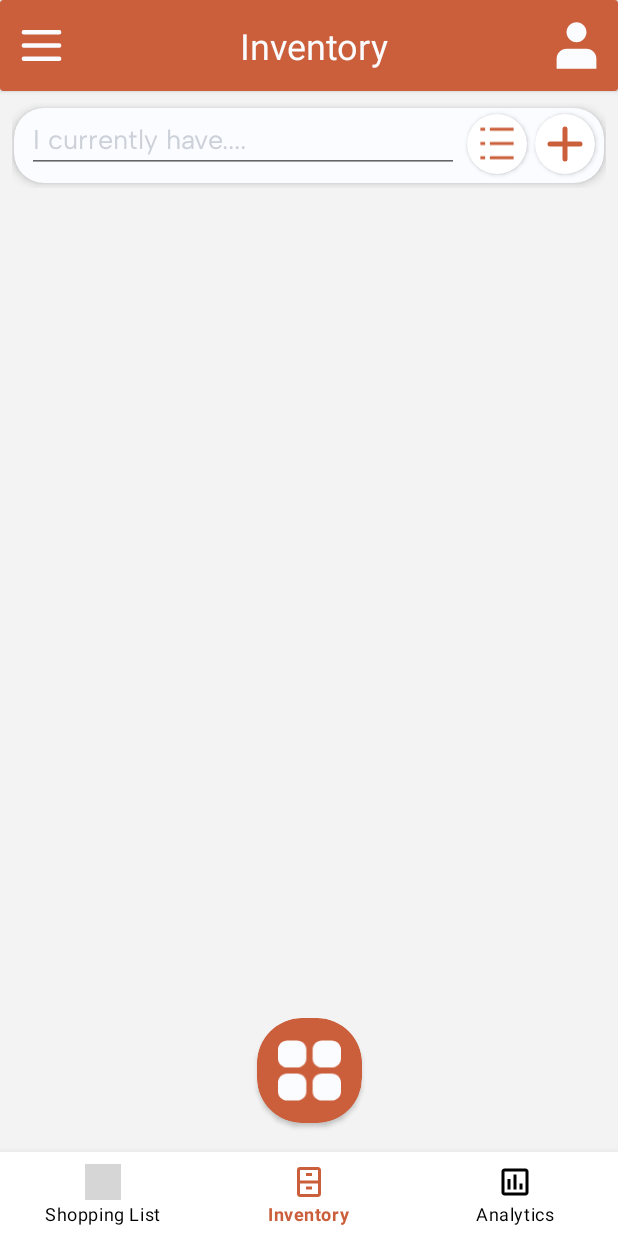
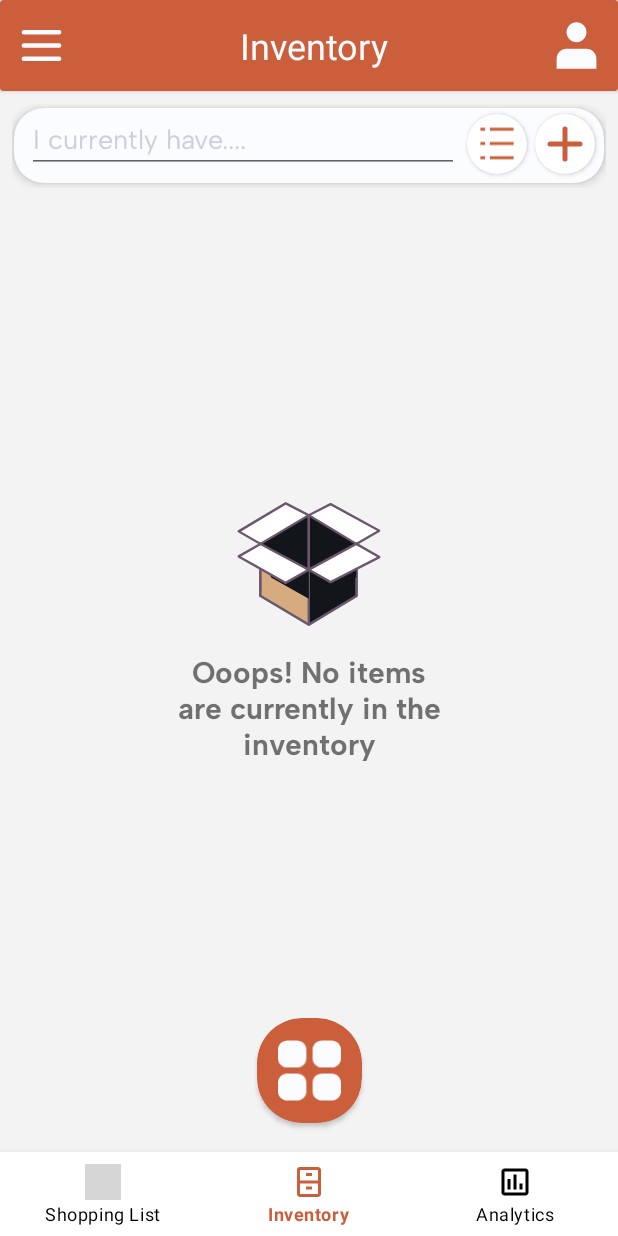
Before and after one commit to oduwairi/SmartShoppingList-NEU, an Android app: the InventoryFragment screen opened through its navigation route, on a phone screen of 412 x 824 dp. Run offline under Robolectric (Android 15) with nearby library versions, the phone set to English and light mode, and no system bars; our stand-ins replace navigation-ui; Roboto replaces fonts that are not available here; grey boxes are pictures that could not be loaded.

```diff
--- /dev/null
+++ b/app/src/main/java/com/iriawud/smartshoppinglist/ui/ItemViewModel.kt
@@ -0,0 +1,7 @@
+package com.iriawud.smartshoppinglist.ui
+
+import com.iriawud.smartshoppinglist.ui.home.ShoppingItem
+
+interface ItemViewModel {
+    fun addItem(item: ShoppingItem)
+}
--- a/app/src/main/java/com/iriawud/smartshoppinglist/ui/ShoppingUtils.kt
+++ b/app/src/main/java/com/iriawud/smartshoppinglist/ui/ShoppingUtils.kt
@@ -6,6 +6,7 @@ import android.view.View
 import android.view.ViewGroup
 import android.widget.EditText
 import androidx.cardview.widget.CardView
+import androidx.recyclerview.widget.RecyclerView
 import com.google.android.material.slider.Slider
 import com.iriawud.smartshoppinglist.ui.home.ShoppingItem
 import com.iriawud.smartshoppinglist.ui.home.ShoppingViewModel
@@ -99,11 +100,23 @@ object ShoppingUtils {
         return !isCardExpanded
     }
 
+    fun updateEmptyStateView(
+        emptyStateView: View,
+        recyclerView: RecyclerView,
+        isEmptyCheck: () -> Boolean
+    ) {
+        if (isEmptyCheck()) {
+            emptyStateView.visibility = View.VISIBLE
+            recyclerView.visibility = View.GONE
+        } else {
+            emptyStateView.visibility = View.GONE
+            recyclerView.visibility = View.VISIBLE
+        }
+    }
+
     private fun dpToPx(dp: Float, context: Context): Int {
         return (dp * (context.resources.displayMetrics.densityDpi.toFloat() / 160f)).toInt()
     }
+
+
 }
-
-interface ItemViewModel {
-    fun addItem(item: ShoppingItem)
-}
--- a/app/src/main/java/com/iriawud/smartshoppinglist/ui/dashboard/InventoryFragment.kt
+++ b/app/src/main/java/com/iriawud/smartshoppinglist/ui/dashboard/InventoryFragment.kt
@@ -7,6 +7,7 @@ import android.view.ViewGroup
 import androidx.fragment.app.Fragment
 import androidx.lifecycle.ViewModelProvider
 import androidx.recyclerview.widget.LinearLayoutManager
+import com.iriawud.smartshoppinglist.R
 import com.iriawud.smartshoppinglist.databinding.FragmentInventoryBinding
 import com.iriawud.smartshoppinglist.ui.ShoppingUtils
 
@@ -40,6 +41,14 @@ class InventoryFragment : Fragment() {
             adapter.updateItems(updatedList)
         }
 
+        viewModel.items.observe(viewLifecycleOwner) { items ->
+            adapter.updateItems(items)
+            ShoppingUtils.updateEmptyStateView(
+                emptyStateView = binding.root.findViewById(R.id.emptyStateView),
+                recyclerView = binding.inventoryRecyclerView,
+                isEmptyCheck = { items.isEmpty() })
+        }
+
         binding.buttonAddItem.setOnClickListener {
             ShoppingUtils.addItem(
                 binding.editTextNewItemInventory.text.toString().trim(),
@@ -52,7 +61,6 @@ class InventoryFragment : Fragment() {
                 listOf(
                     binding.editTextNewItemInventory,
                     binding.quantityEditText,
-                    binding.quantityUnitEditText,
                     binding.costEditText,
                     binding.costUnitEditText
                 ),
--- a/app/src/main/java/com/iriawud/smartshoppinglist/ui/home/ShoppingFragment.kt
+++ b/app/src/main/java/com/iriawud/smartshoppinglist/ui/home/ShoppingFragment.kt
@@ -5,6 +5,9 @@ import android.os.Bundle
 import android.view.LayoutInflater
 import android.view.View
 import android.view.ViewGroup
+import android.widget.ArrayAdapter
+import android.widget.AutoCompleteTextView
+import android.widget.Spinner
 import androidx.fragment.app.Fragment
 import androidx.lifecycle.ViewModelProvider
 import androidx.recyclerview.widget.ItemTouchHelper
@@ -38,6 +41,14 @@ class ShoppingFragment : Fragment() {
     override fun onViewCreated(view: View, savedInstanceState: Bundle?) {
         super.onViewCreated(view, savedInstanceState)
 
+        // List of units
+        val units = listOf("kg", "lbs", "oz", "pcs", "l", "gal", "pack", "dozen")
+        val adapterUnits = ArrayAdapter(requireContext(), android.R.layout.simple_spinner_item, units)
+        adapterUnits.setDropDownViewResource(android.R.layout.simple_spinner_dropdown_item)
+        // Set up the Spinner
+        val quantityUnitSpinner: Spinner = view.findViewById(R.id.quantityUnitSpinner)
+        quantityUnitSpinner.adapter = adapterUnits
+
         viewModel = ViewModelProvider(this)[ShoppingViewModel::class.java]
 
         adapter = ShoppingAdapter(mutableListOf<ShoppingItem>())
@@ -50,7 +61,10 @@ class ShoppingFragment : Fragment() {
 
         viewModel.items.observe(viewLifecycleOwner) { items ->
             adapter.updateItems(items)
-            updateEmptyStateView()
+            ShoppingUtils.updateEmptyStateView(
+                emptyStateView = binding.root.findViewById(R.id.emptyStateView),
+                recyclerView = binding.shoppingRecyclerView,
+                isEmptyCheck = { items.isEmpty() })
         }
 
         // Setup swipe functionality using the ShoppingCardSwiper class
@@ -72,7 +86,7 @@ class ShoppingFragment : Fragment() {
             ShoppingUtils.addItem(
                 binding.editTextNewItem.text.toString().trim(),
                 binding.quantityEditText.text.toString().trim(),
-                binding.quantityUnitEditText.text.toString().trim(),
+                binding.quantityUnitSpinner.selectedItem.toString().trim(),
                 binding.costEditText.text.toString().trim(),
                 binding.costUnitEditText.text.toString().trim(),
                 binding.prioritySlider.value.toInt(),
@@ -80,7 +94,6 @@ class ShoppingFragment : Fragment() {
                 listOf(
                     binding.editTextNewItem,
                     binding.quantityEditText,
-                    binding.quantityUnitEditText,
                     binding.costEditText,
                     binding.costUnitEditText
                 ),
@@ -108,17 +121,6 @@ class ShoppingFragment : Fragment() {
         }
     }
 
-    private fun updateEmptyStateView() {
-        val emptyStateView = binding.root.findViewById<View>(R.id.emptyStateView)
-        if (viewModel.isItemListEmpty()) {
-            emptyStateView.visibility = View.VISIBLE
-            binding.shoppingRecyclerView.visibility = View.GONE
-        } else {
-            emptyStateView.visibility = View.GONE
-            binding.shoppingRecyclerView.visibility = View.VISIBLE
-        }
-    }
-
     override fun onDestroyView() {
         super.onDestroyView()
         _binding = null
--- a/app/src/main/java/com/iriawud/smartshoppinglist/ui/home/ShoppingViewModel.kt
+++ b/app/src/main/java/com/iriawud/smartshoppinglist/ui/home/ShoppingViewModel.kt
@@ -1,6 +1,5 @@
 package com.iriawud.smartshoppinglist.ui.home
 
-import androidx.appcompat.view.menu.MenuView.ItemView
 import androidx.lifecycle.LiveData
 import androidx.lifecycle.MutableLiveData
 import androidx.lifecycle.ViewModel
@@ -36,8 +35,4 @@ class ShoppingViewModel : ViewModel(), ItemViewModel {
     fun markItemAsDone(item: ShoppingItem) {
         // Update the item's status in the repository
     }
-
-    fun isItemListEmpty(): Boolean {
-        return _items.value.isNullOrEmpty()
-    }
 }
--- /dev/null
+++ b/app/src/main/res/drawable/empty_box_svgrepo_com.xml
@@ -0,0 +1,54 @@
+<vector xmlns:android="http://schemas.android.com/apk/res/android"
+    android:width="800dp"
+    android:height="800dp"
+    android:viewportWidth="1024"
+    android:viewportHeight="1024">
+  <path
+      android:pathData="M660,103.2l-149.6,76 2.4,1.6 -2.4,-1.6 -157.6,-80.8L32,289.6l148.8,85.6v354.4l329.6,-175.2 324.8,175.2V375.2L992,284.8z"
+      android:fillColor="#FFFFFF"/>
+  <path
+      android:pathData="M180.8,737.6c-1.6,0 -3.2,0 -4,-0.8 -2.4,-1.6 -4,-4 -4,-7.2V379.2L28,296c-2.4,-0.8 -4,-4 -4,-6.4s1.6,-5.6 4,-7.2l320.8,-191.2c2.4,-1.6 5.6,-1.6 8,0l154.4,79.2L656,96c2.4,-1.6 4.8,-0.8 7.2,0l332,181.6c2.4,1.6 4,4 4,7.2s-1.6,5.6 -4,7.2l-152.8,88v350.4c0,3.2 -1.6,5.6 -4,7.2 -2.4,1.6 -5.6,1.6 -8,0l-320,-174.4 -325.6,173.6c-1.6,0.8 -2.4,0.8 -4,0.8zM48,289.6L184.8,368c2.4,1.6 4,4 4,7.2v341.6l317.6,-169.6c2.4,-1.6 5.6,-1.6 7.2,0l312.8,169.6V375.2c0,-3.2 1.6,-5.6 4,-7.2L976,284.8 659.2,112.8 520,183.2c0,0.8 -0.8,0.8 -0.8,1.6 -2.4,4 -7.2,4.8 -11.2,2.4l-1.6,-1.6h-0.8l-152.8,-78.4L48,289.6z"
+      android:fillColor="#6A576D"/>
+  <path
+      android:pathData="M510.4,179.2l324.8,196v354.4L510.4,554.4z"
+      android:fillColor="#121519"/>
+  <path
+      android:pathData="M510.4,179.2L180.8,375.2v354.4l329.6,-175.2z"
+      android:fillColor="#121519"/>
+  <path
+      android:pathData="M835.2,737.6c-1.6,0 -2.4,0 -4,-0.8l-324.8,-176c-2.4,-1.6 -4,-4 -4,-7.2V179.2c0,-3.2 1.6,-5.6 4,-7.2 2.4,-1.6 5.6,-1.6 8,0L839.2,368c2.4,1.6 4,4 4,7.2v355.2c0,3.2 -1.6,5.6 -4,7.2h-4zM518.4,549.6l308.8,167.2V379.2L518.4,193.6v356z"
+      android:fillColor="#6A576D"/>
+  <path
+      android:pathData="M180.8,737.6c-1.6,0 -3.2,0 -4,-0.8 -2.4,-1.6 -4,-4 -4,-7.2L172.8,375.2c0,-3.2 1.6,-5.6 4,-7.2l329.6,-196c2.4,-1.6 5.6,-1.6 8,0 2.4,1.6 4,4 4,7.2v375.2c0,3.2 -1.6,5.6 -4,7.2l-329.6,176h-4zM188.8,379.2v337.6l313.6,-167.2L502.4,193.6L188.8,379.2z"
+      android:fillColor="#6A576D"/>
+  <path
+      android:pathData="M510.4,550.4L372,496 180.8,374.4v355.2l329.6,196 324.8,-196V374.4L688.8,483.2z"
+      android:fillColor="#D6AB7F"/>
+  <path
+      android:pathData="M510.4,933.6c-1.6,0 -3.2,0 -4,-0.8L176.8,736.8c-2.4,-1.6 -4,-4 -4,-7.2L172.8,374.4c0,-3.2 1.6,-5.6 4,-7.2 2.4,-1.6 5.6,-1.6 8,0L376,488.8l135.2,53.6 174.4,-66.4L830.4,368c2.4,-1.6 5.6,-2.4 8,-0.8 2.4,1.6 4,4 4,7.2v355.2c0,3.2 -1.6,5.6 -4,7.2l-324.8,196s-1.6,0.8 -3.2,0.8zM188.8,725.6l321.6,191.2 316.8,-191.2L827.2,390.4L693.6,489.6c-0.8,0.8 -1.6,0.8 -1.6,0.8l-178.4,68c-1.6,0.8 -4,0.8 -5.6,0L369.6,504c-0.8,0 -0.8,-0.8 -1.6,-0.8L188.8,389.6v336z"
+      android:fillColor="#6A576D"/>
+  <path
+      android:pathData="M510.4,925.6l324.8,-196V374.4L665.6,495.2l-155.2,55.2z"
+      android:fillColor="#121519"/>
+  <path
+      android:pathData="M510.4,933.6c-1.6,0 -2.4,0 -4,-0.8 -2.4,-1.6 -4,-4 -4,-7.2L502.4,550.4c0,-3.2 2.4,-6.4 5.6,-7.2L662.4,488l168,-120c2.4,-1.6 5.6,-1.6 8,-0.8 2.4,1.6 4,4 4,7.2v355.2c0,3.2 -1.6,5.6 -4,7.2l-324.8,196s-1.6,0.8 -3.2,0.8zM518.4,556v355.2l308.8,-185.6L827.2,390.4L670.4,501.6c-0.8,0.8 -1.6,0.8 -1.6,0.8l-150.4,53.6z"
+      android:fillColor="#6A576D"/>
+  <path
+      android:pathData="M252.8,604l257.6,145.6V550.4l-147.2,-49.6 -182.4,-126.4z"
+      android:fillColor="#121519"/>
+  <path
+      android:pathData="M32,460l148.8,-85.6 329.6,176L352,640.8z"
+      android:fillColor="#FFFFFF"/>
+  <path
+      android:pathData="M659.2,693.6l176,-90.4V375.2L692,480.8l-179.2,68 -2.4,1.6z"
+      android:fillColor="#121519"/>
+  <path
+      android:pathData="M510.4,550.4l148.8,85.6L992,464.8l-156.8,-89.6z"
+      android:fillColor="#FFFFFF"/>
+  <path
+      android:pathData="M352,648.8c-1.6,0 -2.4,0 -4,-0.8l-320,-180.8c-2.4,-1.6 -4,-4 -4,-7.2s1.6,-5.6 4,-7.2L176.8,368c2.4,-1.6 5.6,-1.6 8,0l329.6,176c2.4,1.6 4,4 4,7.2s-1.6,5.6 -4,7.2L356,648c-0.8,0.8 -2.4,0.8 -4,0.8zM48,460L352,632l141.6,-80.8L180.8,384 48,460z"
+      android:fillColor="#6A576D"/>
+  <path
+      android:pathData="M659.2,644c-1.6,0 -2.4,0 -4,-0.8L506.4,557.6c-2.4,-1.6 -4,-4 -4,-7.2s1.6,-5.6 4,-7.2l324.8,-176c2.4,-1.6 5.6,-1.6 8,0l156.8,90.4c2.4,1.6 4,4 4,7.2s-1.6,5.6 -4,7.2L663.2,643.2c-1.6,0.8 -2.4,0.8 -4,0.8zM527.2,550.4l132.8,76L976,464l-141.6,-80 -307.2,166.4z"
+      android:fillColor="#6A576D"/>
+</vector>
--- /dev/null
+++ b/app/src/main/res/layout/empty_inventory.xml
@@ -0,0 +1,51 @@
+<?xml version="1.0" encoding="utf-8"?>
+<androidx.constraintlayout.widget.ConstraintLayout xmlns:android="http://schemas.android.com/apk/res/android"
+    xmlns:app="http://schemas.android.com/apk/res-auto"
+    android:layout_width="match_parent"
+    android:layout_height="match_parent">
+
+    <androidx.cardview.widget.CardView
+        android:id="@+id/noItemsCard"
+        android:layout_width="0dp"
+        android:layout_height="wrap_content"
+        android:layout_marginStart="100dp"
+        android:layout_marginEnd="100dp"
+        app:cardBackgroundColor="@color/white_background"
+        app:cardElevation="0dp"
+        app:layout_constraintBottom_toBottomOf="parent"
+        app:layout_constraintEnd_toEndOf="parent"
+        app:layout_constraintStart_toStartOf="parent"
+        app:layout_constraintTop_toTopOf="parent">
+
+        <androidx.constraintlayout.widget.ConstraintLayout
+            android:layout_width="match_parent"
+            android:layout_height="match_parent">
+
+            <TextView
+                android:id="@+id/textView2"
+                android:layout_width="wrap_content"
+                android:layout_height="wrap_content"
+                android:layout_marginTop="10dp"
+                android:fontFamily="@font/albert_sans_bold"
+                android:gravity="center"
+                android:text="Ooops! No items are currently in the inventory"
+                android:textSize="20sp"
+                app:layout_constraintEnd_toEndOf="parent"
+                app:layout_constraintStart_toStartOf="parent"
+                app:layout_constraintTop_toBottomOf="@id/imageView7" />
+
+            <ImageView
+                android:id="@+id/imageView7"
+                android:layout_width="100dp"
+                android:layout_height="100dp"
+                android:layout_marginStart="10dp"
+                android:layout_marginTop="10dp"
+                android:layout_marginEnd="10dp"
+                app:layout_constraintEnd_toEndOf="parent"
+                app:layout_constraintStart_toStartOf="parent"
+                app:layout_constraintTop_toTopOf="parent"
+                app:srcCompat="@drawable/empty_box_svgrepo_com" />
+        </androidx.constraintlayout.widget.ConstraintLayout>
+
+    </androidx.cardview.widget.CardView>
+</androidx.constraintlayout.widget.ConstraintLayout>
--- a/app/src/main/res/layout/fragment_inventory.xml
+++ b/app/src/main/res/layout/fragment_inventory.xml
@@ -144,6 +144,13 @@
         app:layout_constraintEnd_toEndOf="parent"
         app:layout_constraintStart_toStartOf="parent"
         app:layout_constraintTop_toBottomOf="@id/editTextNewItemInventory" />
+
+    <include
+        android:id="@+id/emptyStateView"
+        layout="@layout/empty_inventory"
+        android:visibility="gone"
+        app:layout_constraintStart_toStartOf="parent"
+        app:layout_constraintTop_toTopOf="parent" />
 
     <androidx.cardview.widget.CardView
         android:id="@+id/buttonItemDetails"
--- a/app/src/main/res/layout/fragment_shopping.xml
+++ b/app/src/main/res/layout/fragment_shopping.xml
@@ -249,7 +249,7 @@
         <androidx.cardview.widget.CardView
             android:id="@+id/expandableCardInputs"
             android:layout_width="0dp"
-            android:layout_height="50dp"
+            android:layout_height="wrap_content"
             android:layout_marginStart="1dp"
             android:layout_marginTop="3dp"
             android:layout_marginEnd="1dp"
@@ -415,24 +415,21 @@
 
                 <androidx.cardview.widget.CardView
                     android:id="@+id/quantityUnitEditCard"
-                    android:layout_width="wrap_content"
-                    android:layout_height="wrap_content"
+                    android:layout_width="0dp"
+                    android:layout_height="0dp"
                     android:layout_marginStart="10dp"
-                    android:layout_marginTop="75dp"
                     app:cardCornerRadius="6dp"
+                    app:layout_constraintBottom_toBottomOf="@id/quantityEditCard"
+                    app:layout_constraintEnd_toEndOf="@id/costUnitEditCard"
                     app:layout_constraintStart_toEndOf="@id/quantityEditCard"
-                    app:layout_constraintTop_toTopOf="parent">
+                    app:layout_constraintTop_toTopOf="@id/quantityEditCard">
 
-                    <EditText
-                        android:id="@+id/quantityUnitEditText"
+                    <Spinner
+                        android:id="@+id/quantityUnitSpinner"
                         android:layout_width="wrap_content"
                         android:layout_height="wrap_content"
-                        android:background="@null"
-                        android:ems="4"
-                        android:hint="Unit "
-                        android:inputType="text"
-                        android:padding="5dp"
-                        android:textColorHint="@color/hint_text" />
+                        android:spinnerMode="dropdown" />
+
                 </androidx.cardview.widget.CardView>
 
                 <androidx.cardview.widget.CardView
@@ -452,7 +449,7 @@
                         android:background="@null"
                         android:ems="7"
                         android:hint="Quantity"
-                        android:inputType="number"
+                        android:inputType="numberDecimal"
                         android:padding="5dp"
                         android:textColorHint="@color/hint_text" />
                 </androidx.cardview.widget.CardView>
@@ -510,8 +507,9 @@
                     android:layout_width="wrap_content"
                     android:layout_height="wrap_content"
                     android:layout_marginTop="-7dp"
+                    android:layout_marginEnd="5dp"
                     android:orientation="horizontal"
-                    app:layout_constraintStart_toEndOf="@id/quantityUnitEditCard"
+                    app:layout_constraintEnd_toEndOf="parent"
                     app:layout_constraintTop_toTopOf="@id/quantityUnitEditCard">
 
                     <RadioButton
@@ -566,7 +564,7 @@
                         android:background="@null"
                         android:ems="7"
                         android:hint="Cost"
-                        android:inputType="number"
+                        android:inputType="numberDecimal"
                         android:padding="5dp"
                         android:textColorHint="@color/hint_text" />
                 </androidx.cardview.widget.CardView>
@@ -649,7 +647,7 @@
                         android:background="@null"
                         android:ems="5"
                         android:hint="Frequency"
-                        android:inputType="number"
+                        android:inputType="numberDecimal"
                         android:padding="5dp"
                         android:textColorHint="@color/hint_text" />
                 </androidx.cardview.widget.CardView>
--- a/app/src/main/res/layout/inventory_category_card.xml
+++ b/app/src/main/res/layout/inventory_category_card.xml
@@ -23,16 +23,6 @@
             android:layout_width="match_parent"
             android:layout_height="match_parent">
 
-            <androidx.gridlayout.widget.GridLayout
-                android:id="@+id/inventoryItemGridLayout"
-                android:layout_width="match_parent"
-                android:layout_height="wrap_content"
-                app:layout_constraintEnd_toEndOf="parent"
-                app:layout_constraintStart_toStartOf="parent"
-                app:layout_constraintTop_toBottomOf="@id/categoryNameText">
-
-            </androidx.gridlayout.widget.GridLayout>
-
             <androidx.recyclerview.widget.RecyclerView
                 android:id="@+id/categoryInnerRecyclerView"
                 android:layout_width="match_parent"
@@ -42,8 +32,9 @@
 
             <ImageView
                 android:id="@+id/imageView6"
-                android:layout_width="50dp"
-                android:layout_height="50dp"
+                android:layout_width="40dp"
+                android:layout_height="40dp"
+                android:layout_marginTop="5dp"
                 android:tint="@color/orange_main"
                 app:layout_constraintEnd_toEndOf="parent"
                 app:layout_constraintTop_toTopOf="parent"
```
